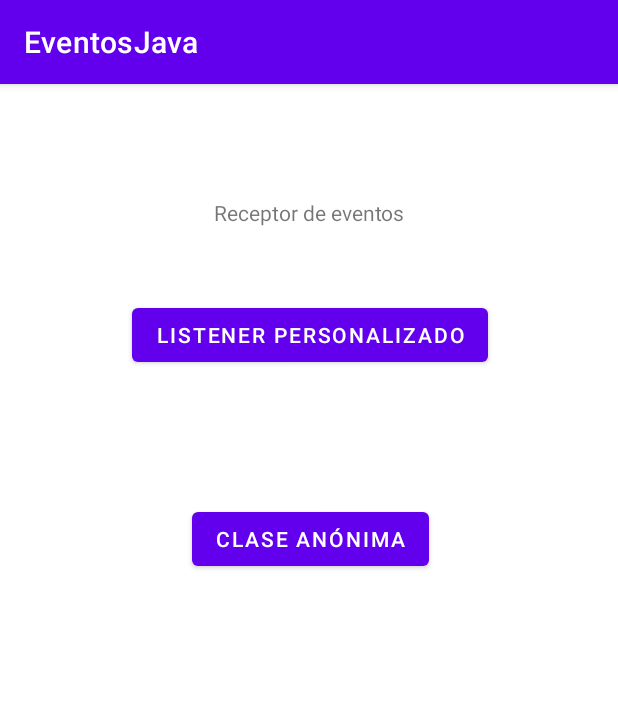
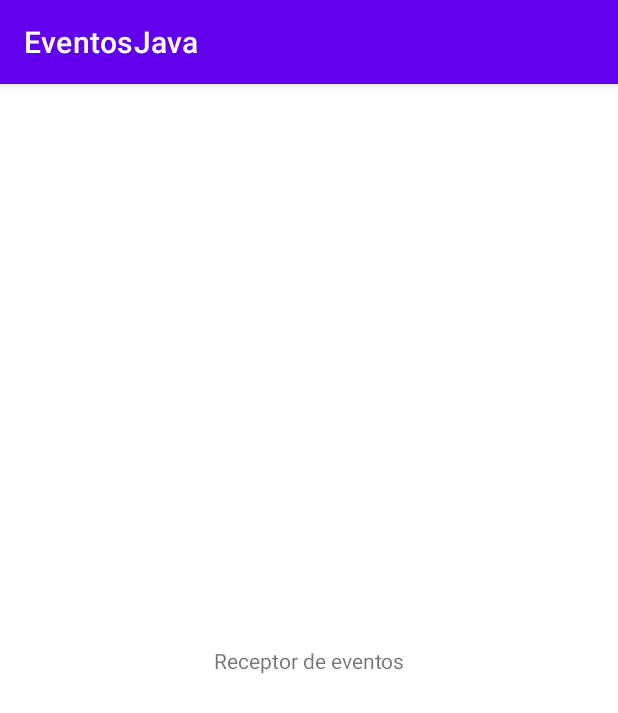
Before and after one commit to avidaldo/android-eventos-java, an Android app: the screen it shows after launch (MainActivity), on a phone screen of 412 x 824 dp. Shown: the top 713 px of the screen. Run offline under Robolectric (Android 15) with nearby library versions, the phone set to English and light mode, and no system bars.

Commit message:
variantes con receptor de eventos

```diff
--- a/EventosJava/app/src/main/java/com/example/eventosjava/MainActivity.java
+++ b/EventosJava/app/src/main/java/com/example/eventosjava/MainActivity.java
@@ -14,33 +14,9 @@ public class MainActivity extends AppCompatActivity {
         super.onCreate(savedInstanceState);
         setContentView(R.layout.activity_main);
 
-        /***************************************************************************************
-         * 2. Creación de clase que implemente el listener (es raro hacerlo así,
-         * solo tendría sentido si ese listener se reutilizase.
-         */
-        Button button1 = findViewById(R.id.button1); // Busca objeto con id "button1" en clase R, autogenerada a partir de los xml
-        // se asigna al boton un escuchador de tipo OnClickListener; un objeto que indica qué hacer cuando se hace click en el botón
-        button1.setOnClickListener(new MyOnClickListener()); // Asignamos un objeto OnClickListener
-
-
-        /***************************************************************************************
-         * 3. Implementación usando una clase anónima.
-         */
-        Button button2 = findViewById(R.id.button2);
-        // El escuchador se instancia (new) a partir de una clase anónima
-        button2.setOnClickListener(  // instanciamos un objeto que implementa el interfaz escuchador OnClickListener
-                new View.OnClickListener() { // Implementando directamente los métodos que exige este interfaz:
-                    @Override  // Se sobreescribe el método onClick del escuchador
-                    public void onClick(View v) { // el método recibe como parámetro la View sobre la que se hizo el click (el botón)
-                        Toast.makeText(MainActivity.this, R.string.o3_clase_anonima, Toast.LENGTH_SHORT).show();
-                        // El contexto ya no puede ser this, ya que estamos en la clase anónima
-                    }
-                }
-        );
-
     }
 
-    /** 1. Receptor de eventos. Se considera una mala práctica
+    /** Receptor de eventos. Se considera una mala práctica
      * Método asociado al TextView a través del atributo android:onClick */
     public void click1(View view) { // el método recibe como parámetro la View sobre la que se hizo el click (el botón)
         Toast.makeText(this, "Receptor de eventos", Toast.LENGTH_SHORT).show();
--- a/EventosJava/app/src/main/java/com/example/eventosjava/MyOnClickListener.java
+++ /dev/null
@@ -1,24 +0,0 @@
-package com.example.eventosjava;
-
-import android.view.View;
-import android.widget.Toast;
-
-/**
- * Clase que implementa la interfaz OnClickListener, diseñada para poder gestionar eventos de click
- * sobre elementos gráficos.
- */
-public class MyOnClickListener implements View.OnClickListener {
-
-    /**
-     * Esta interfaz obliga a sobreescribir el método onClick que saltará ante el evento de un click sobre el elemento
-     * @param v referencia al objeto de la vista que lanzó el evento (sobre la que se hizo click)
-     */
-    @Override
-    public void onClick(View v) {
-        Toast.makeText(v.getContext(), R.string.o2_clase_listener, Toast.LENGTH_SHORT).show();
-        //Toast.makeText(v.getParent(), R.string.o2_clase_listener, Toast.LENGTH_SHORT).show();
-
-        /* El contexto es el de la actividad, hay que recuperarlo a través de la vista desde
-        la que se hace el click. */
-    }
-}
--- a/EventosJava/app/src/main/res/layout/activity_main.xml
+++ b/EventosJava/app/src/main/res/layout/activity_main.xml
@@ -1,46 +1,28 @@
 <?xml version="1.0" encoding="utf-8"?>
-<androidx.constraintlayout.widget.ConstraintLayout xmlns:android="http://schemas.android.com/apk/res/android"
+<androidx.constraintlayout.widget.ConstraintLayout
+    xmlns:android="http://schemas.android.com/apk/res/android"
     xmlns:app="http://schemas.android.com/apk/res-auto"
     xmlns:tools="http://schemas.android.com/tools"
     android:layout_width="match_parent"
     android:layout_height="match_parent"
     tools:context=".MainActivity">
 
+
     <!-- TextView con receptor de eventos declarado con atributo android:onClick
-    (Cualquier view puede asociarse con un evento onClick, aunque lo normal es usar botones) -->
+        (Cualquier view puede asociarse con un evento onClick,
+        aunque lo habitual es usar botones) -->
+
+
 
     <TextView
         android:onClick="click1"
         android:text="@string/o1_receptor_de_eventos"
 
-        android:id="@+id/textView"
         android:layout_width="wrap_content"
         android:layout_height="wrap_content"
-        android:layout_marginTop="76dp"
+        app:layout_constraintBottom_toBottomOf="parent"
         app:layout_constraintLeft_toLeftOf="parent"
         app:layout_constraintRight_toRightOf="parent"
         app:layout_constraintTop_toTopOf="parent" />
 
-    <Button
-        android:id="@+id/button1"
-        android:text="@string/o2_clase_listener"
-
-        android:layout_width="wrap_content"
-        android:layout_height="wrap_content"
-        android:layout_marginTop="48dp"
-        app:layout_constraintEnd_toEndOf="@+id/textView"
-        app:layout_constraintStart_toStartOf="@+id/textView"
-        app:layout_constraintTop_toBottomOf="@+id/textView" />
-
-    <Button
-        android:id="@+id/button2"
-        android:text="@string/o3_clase_anonima"
-
-        android:layout_width="wrap_content"
-        android:layout_height="wrap_content"
-        android:layout_marginTop="88dp"
-        app:layout_constraintEnd_toEndOf="@+id/button1"
-        app:layout_constraintStart_toStartOf="@+id/button1"
-        app:layout_constraintTop_toBottomOf="@+id/button1" />
-
 </androidx.constraintlayout.widget.ConstraintLayout>
```
